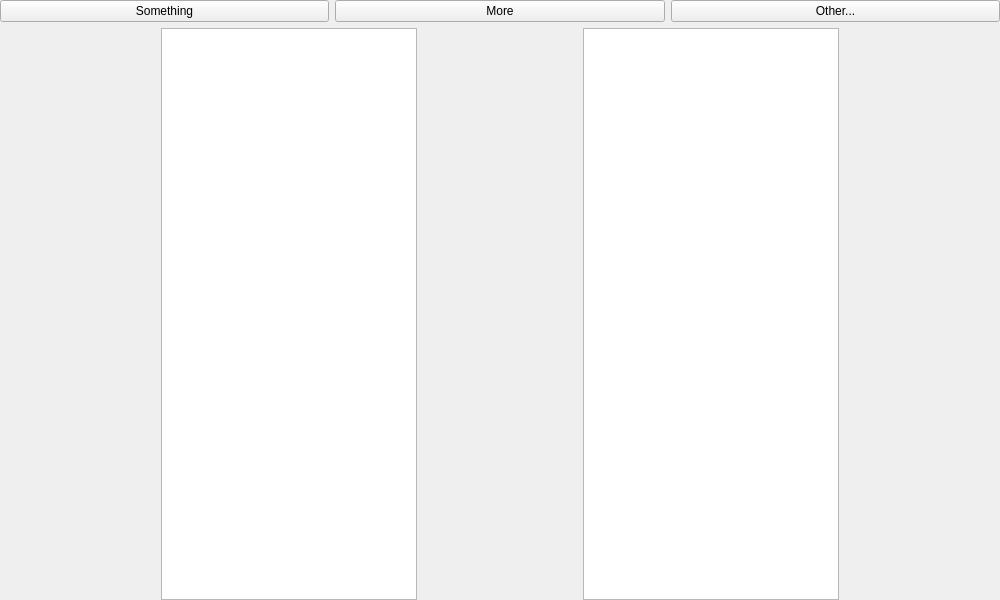
First picture: the form in epyqlib/tabs/files/filesview.ui, repository epcpower/stlib, before the edit.
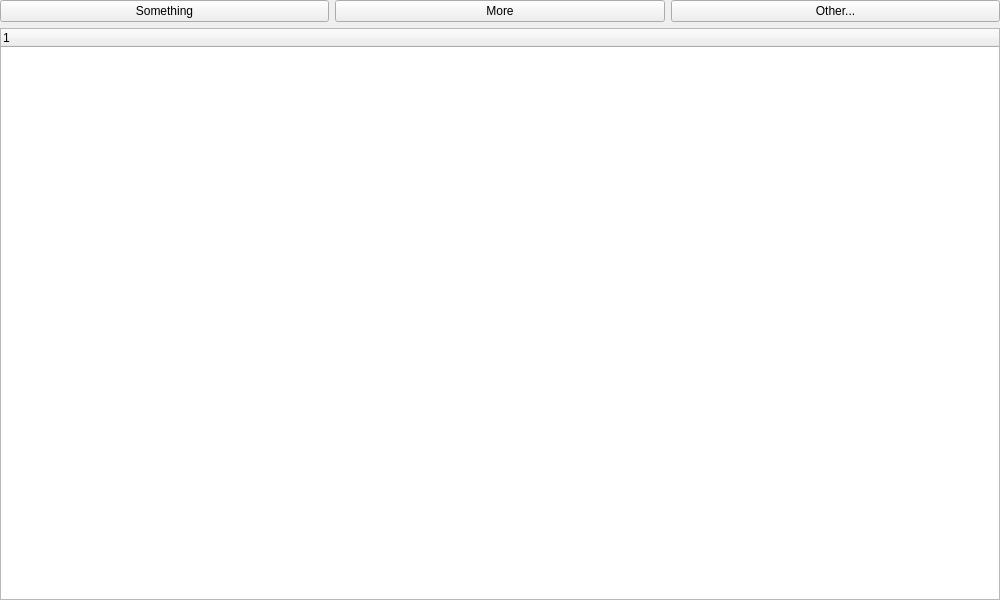
Second picture: the form after the edit.

Commit message: Further tinkering with changing to QTreeWidget to get desired functionality.

```diff
--- a/epyqlib/tabs/files/filesview.ui
+++ b/epyqlib/tabs/files/filesview.ui
@@ -56,52 +56,13 @@
      <item row="1" column="0">
       <layout class="QHBoxLayout" name="horizontalLayout_3">
        <item>
-        <spacer name="horizontalSpacer">
-         <property name="orientation">
-          <enum>Qt::Horizontal</enum>
-         </property>
-         <property name="sizeType">
-          <enum>QSizePolicy::Expanding</enum>
-         </property>
-         <property name="sizeHint" stdset="0">
-          <size>
-           <width>20</width>
-           <height>20</height>
-          </size>
-         </property>
-        </spacer>
-       </item>
-       <item>
-        <widget class="QListView" name="listView"/>
-       </item>
-       <item>
-        <spacer name="horizontalSpacer_3">
-         <property name="orientation">
-          <enum>Qt::Horizontal</enum>
-         </property>
-         <property name="sizeHint" stdset="0">
-          <size>
-           <width>20</width>
-           <height>20</height>
-          </size>
-         </property>
-        </spacer>
-       </item>
-       <item>
-        <widget class="QListWidget" name="listWidget"/>
-       </item>
-       <item>
-        <spacer name="horizontalSpacer_2">
-         <property name="orientation">
-          <enum>Qt::Horizontal</enum>
-         </property>
-         <property name="sizeHint" stdset="0">
-          <size>
-           <width>20</width>
-           <height>20</height>
-          </size>
-         </property>
-        </spacer>
+        <widget class="QTreeWidget" name="treeWidget">
+         <column>
+          <property name="text">
+           <string notr="true">1</string>
+          </property>
+         </column>
+        </widget>
        </item>
       </layout>
      </item>
```
The commit also changes 1 other file.
